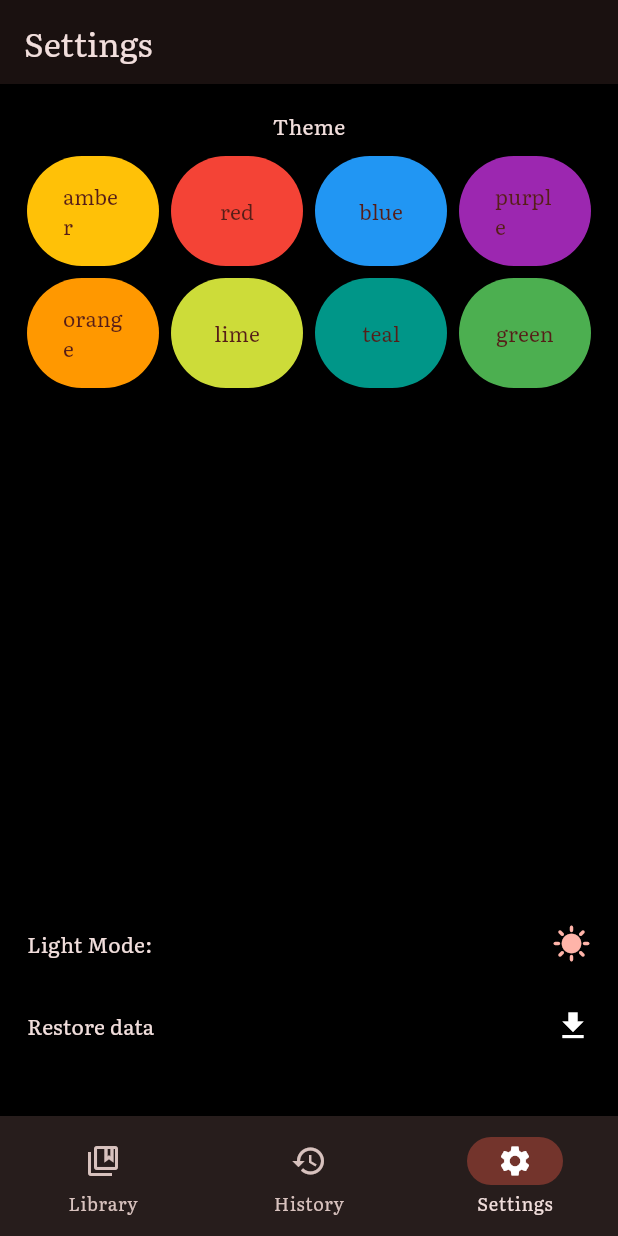
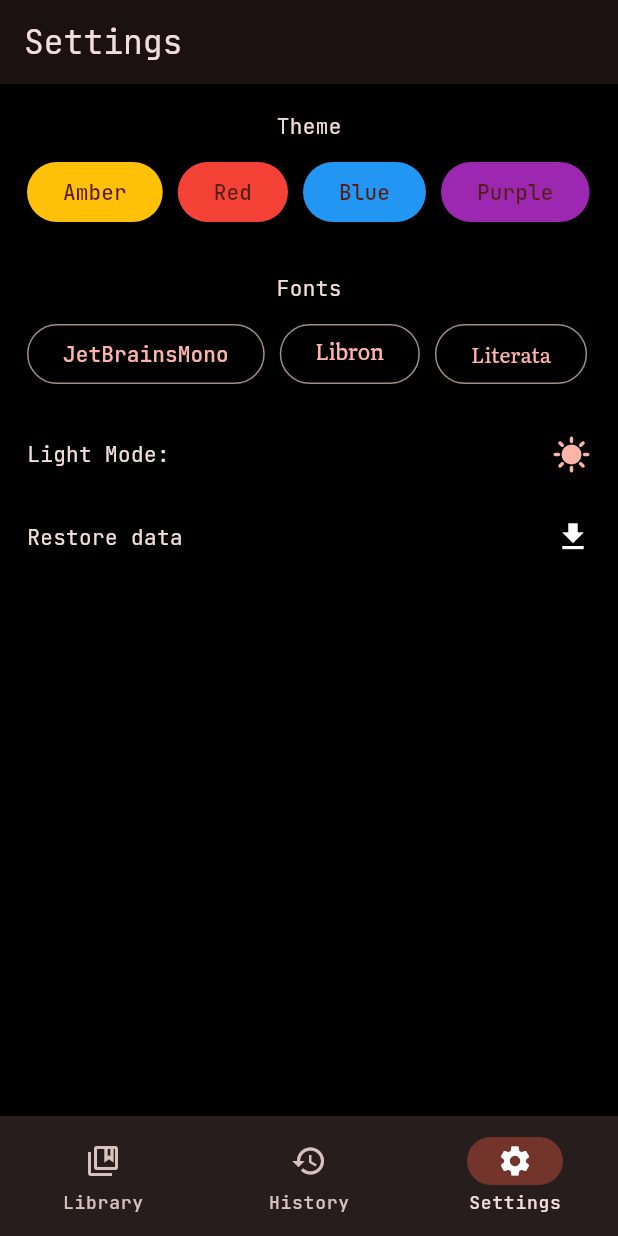
Before and after one commit to Kawa37/flutter-nvls, a Flutter app: the screen it shows after launch, swiped to page 3, on a phone screen of 412 x 824 dp. Run offline on Flutter 3.47's test engine with Material 3 defaults, Android fonts, the phone set to English and light mode, and no system bars; our stand-ins replace expandable_text, flutter_slidable, hive, hive_flutter, permission_handler; accounts and stored records are empty.

Commit message:
back to Home, and fonts

```diff
--- a/lib/main.dart
+++ b/lib/main.dart
@@ -9,22 +9,43 @@ import 'package:flutter/services.dart' show rootBundle;
 import 'package:novels/reading.dart';
 
 Map colors = {
-  'amber': Colors.amber,
-  'red': Colors.red,
-  'blue': Colors.blue,
-  "purple": Colors.purple,
-  'orange': Colors.orange,
-  'lime': Colors.lime,
-  'teal': Colors.teal,
-  'green': Colors.green,
+  'Amber': Colors.amber,
+  'Red': Colors.red,
+  'Blue': Colors.blue,
+  "Purple": Colors.purple,
+  'Orange': Colors.orange,
+  'Lime': Colors.lime,
+  'Teal': Colors.teal,
+  'Green': Colors.green,
+  'Indigo': Colors.indigo,
+  'Pink': Colors.pink,
+  'Transparent': Colors.transparent,
 };
+
+List<String> fonts = ['JetBrainsMono', 'Libron', 'Literata', 'FiraCode'];
 
 final ValueNotifier<ThemeMode> themeMode = ValueNotifier<ThemeMode>(
   ThemeMode.dark,
 );
+
 final ValueNotifier<MaterialColor> themeColor = ValueNotifier<MaterialColor>(
   Colors.red,
 );
+
+final ValueNotifier<String> font = ValueNotifier<String>('JetBrainsMono');
+
+void getAll(Box box) {
+  final int rawTheme = box.get('theme', defaultValue: 0);
+  final initTheme = rawTheme == 0 ? ThemeMode.dark : ThemeMode.light;
+  themeMode.value = initTheme;
+
+  final String rawColor = box.get('color', defaultValue: 'red');
+  themeColor.value = colors[rawColor] ?? Colors.red;
+
+  final rawFont =
+      box.get('default-font', defaultValue: 'JetBrainsMono') as String;
+  font.value = rawFont;
+}
 
 void main() async {
   WidgetsFlutterBinding.ensureInitialized();
@@ -32,13 +53,7 @@ void main() async {
   await Hive.openBox('mybox');
 
   final box = Hive.box('mybox');
-
-  final int rawTheme = box.get('theme', defaultValue: 0);
-  final initTheme = rawTheme == 0 ? ThemeMode.dark : ThemeMode.light;
-  themeMode.value = initTheme;
-
-  final String rawColor = box.get('color', defaultValue: 'red');
-  themeColor.value = colors[rawColor] ?? 'red';
+  getAll(box);
 
   runApp(MyApp());
 }
@@ -49,11 +64,11 @@ class MyApp extends StatelessWidget {
   @override
   Widget build(BuildContext context) {
     return ListenableBuilder(
-      listenable: Listenable.merge([themeColor, themeMode]),
+      listenable: Listenable.merge([themeColor, themeMode, font]),
       builder: (context, child) {
         final currMode = themeMode.value;
         final currColor = themeColor.value;
-        final font = 'Literata'; //JetBrainsMono
+        final fontS = font.value;
         return MaterialApp(
           home: MainScreen(),
           themeMode: currMode,
@@ -61,12 +76,11 @@ class MyApp extends StatelessWidget {
             colorSchemeSeed: currColor,
             useMaterial3: true,
             brightness: Brightness.light,
-            fontFamily: font,
+            fontFamily: fontS,
           ),
           darkTheme: ThemeData(
             colorSchemeSeed: currColor,
-            // fontFamily: 'JetBrainsMono',
-            fontFamily: font,
+            fontFamily: fontS,
             brightness: Brightness.dark,
             useMaterial3: true,
           ).copyWith(scaffoldBackgroundColor: Colors.black),
@@ -89,6 +103,7 @@ class _MainScreenState extends State<MainScreen> {
 
   final List<Widget> pages = [HomePage('Library'), HistoryPage(), Settings()];
   final List<String> titles = ['Library', 'History', 'Settings'];
+  final PageController pageController = PageController();
 
   List data = [];
 
@@ -97,6 +112,16 @@ class _MainScreenState extends State<MainScreen> {
     setState(() {
       data = jsonDecode(rawData);
     });
+  }
+
+  void goHome() {
+    pageController.jumpToPage(0);
+  }
+
+  @override
+  void dispose() {
+    pageController.dispose();
+    super.dispose();
   }
 
   @override
@@ -108,8 +133,13 @@ class _MainScreenState extends State<MainScreen> {
 
   @override
   Widget build(BuildContext context) {
-    final PageController pageController = PageController();
-    return Scaffold(
+    return PopScope(
+      canPop: currPage == 0,
+      onPopInvokedWithResult: (didPop, result) {
+        if (didPop) return;
+        goHome();
+      },
+      child: Scaffold(
         body: PageView(
           onPageChanged: (value) => setState(() => currPage = value),
           controller: pageController,
@@ -176,6 +206,7 @@ class _MainScreenState extends State<MainScreen> {
             ),
           ],
         ),
+      ),
     );
   }
 }
--- a/lib/reading.dart
+++ b/lib/reading.dart
@@ -169,12 +169,7 @@ class _ReadingState extends State<Reading> {
   Widget build(BuildContext context) {
     final screenHeight = MediaQuery.of(context).size.height;
 
-    final base = Theme.of(context);
-    return Theme(
-      data: base.copyWith(
-        textTheme: base.textTheme.apply(fontFamily: 'Libron'),
-      ),
-      child: Scaffold(
+    return Scaffold(
       appBar: AppBar(
         title: Text('Chapter ${widget.chapter} ${read ? '(Read)' : ''}'),
       ),
@@ -276,7 +271,6 @@ class _ReadingState extends State<Reading> {
           ],
         ),
       ),
-      ),
     );
   }
 }
--- a/lib/settings.dart
+++ b/lib/settings.dart
@@ -15,18 +15,6 @@ class Settings extends StatefulWidget {
 class _SettingsState extends State<Settings> {
   final box = Hive.box('mybox');
   bool loading = false;
-  Map colors = {
-    'amber': Colors.amber,
-    'red': Colors.red,
-    'blue': Colors.blue,
-    "purple": Colors.purple,
-    'orange': Colors.orange,
-    'lime': Colors.lime,
-    'teal': Colors.teal,
-    'green': Colors.green,
-  };
-
-  void changeThemeColor(MaterialColor color) {}
 
   @override
   Widget build(BuildContext context) {
@@ -54,33 +42,62 @@ class _SettingsState extends State<Settings> {
               padding: const EdgeInsets.all(10.0),
               child: Column(
                 children: [
+                  // theme selection
                   Text('Theme'),
                   SizedBox(height: 10),
-                  Expanded(
-                    child: GridView.builder(
-                      itemCount: colors.length,
-                      gridDelegate: SliverGridDelegateWithFixedCrossAxisCount(
-                        crossAxisCount: 4,
-                        childAspectRatio: 1.2,
-                        mainAxisSpacing: 8,
-                        crossAxisSpacing: 8,
-                      ),
-                      itemBuilder: (context, idx) {
-                        final i = colors.keys.toList()[idx];
-                        return FilledButton(
-                          onPressed: () {
-                            themeColor.value = colors[i];
-                            box.put('color', i);
-                          },
-                          style: FilledButton.styleFrom(
-                            backgroundColor: colors[i],
+                  SingleChildScrollView(
+                    scrollDirection: Axis.horizontal,
+                    child: Row(
+                      children: [
+                        for (var color in colors.keys.toList())
+                          Row(
+                            children: [
+                              FilledButton(
+                                onPressed: () {
+                                  themeColor.value = colors[color];
+                                  box.put('color', color);
+                                },
+                                style: FilledButton.styleFrom(
+                                  backgroundColor: colors[color],
+                                ),
+                                child: Text(color),
+                              ),
+                              SizedBox(width: 10),
+                            ],
                           ),
-
-                          child: Text(i),
-                        );
-                      },
+                      ],
                     ),
                   ),
+
+                  // fonts selection
+                  SizedBox(height: 30),
+                  Text('Fonts'),
+                  SizedBox(height: 10),
+                  SingleChildScrollView(
+                    scrollDirection: Axis.horizontal,
+                    child: Row(
+                      children: [
+                        for (var fontS in fonts)
+                          Row(
+                            children: [
+                              OutlinedButton(
+                                onPressed: () {
+                                  font.value = fontS;
+                                  box.put('default-font', fontS);
+                                },
+                                child: Text(
+                                  fontS,
+                                  style: TextStyle(fontFamily: fontS),
+                                ),
+                              ),
+                              SizedBox(width: 10),
+                            ],
+                          ),
+                      ],
+                    ),
+                  ),
+
+                  // light mode
                   SizedBox(height: 30),
                   InkWell(
                     onTap: () {
@@ -105,6 +122,8 @@ class _SettingsState extends State<Settings> {
                       ],
                     ),
                   ),
+
+                  // restore data
                   SizedBox(height: 30),
                   InkWell(
                     onTap: () async {
@@ -121,7 +140,6 @@ class _SettingsState extends State<Settings> {
                       ],
                     ),
                   ),
-                  SizedBox(height: 30),
                 ],
               ),
             );
--- a/pubspec.yaml
+++ b/pubspec.yaml
@@ -78,6 +78,10 @@ flutter:
           fonts:
               - asset: assets/fonts/Literata-Regular.ttf
 
+        - family: FiraCode
+          fonts:
+              - asset: assets/fonts/FiraCode-Regular.ttf
+
 flutter_launcher_icons:
     android: true
     ios: false
```
Also changed, not shown: assets/fonts/FiraCode-Regular.ttf (added). Lines whose indentation alone changed are shown as unchanged.
